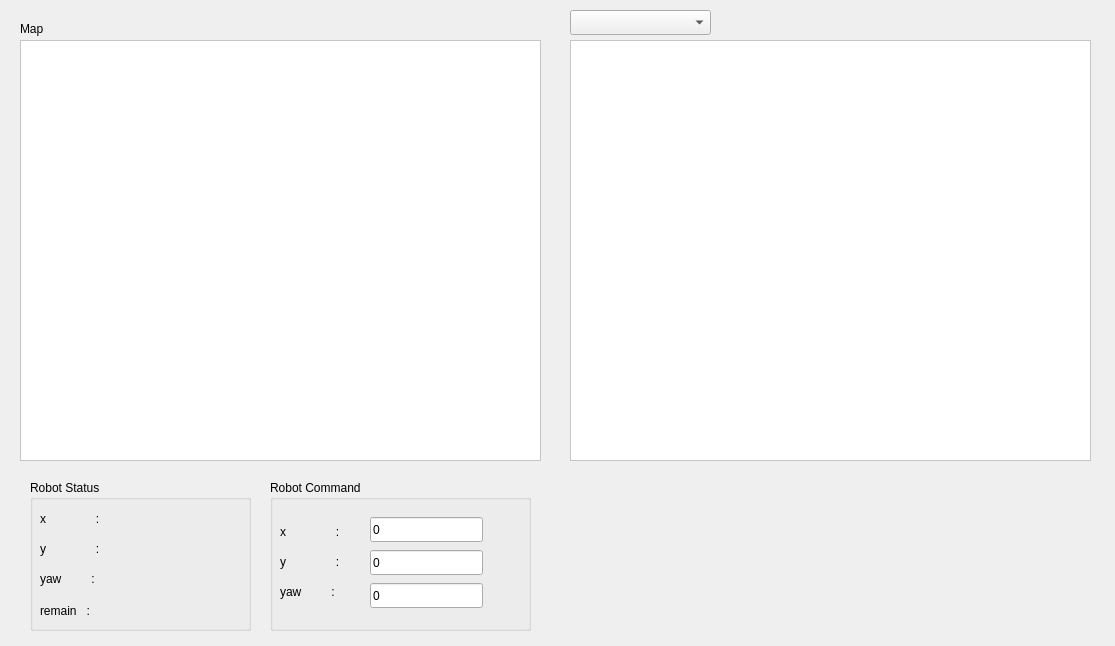
Qt form src/makne_ui/makne_ui/ui/admin_service.ui (aris-RoMI/MakNe-repo) before a commit.
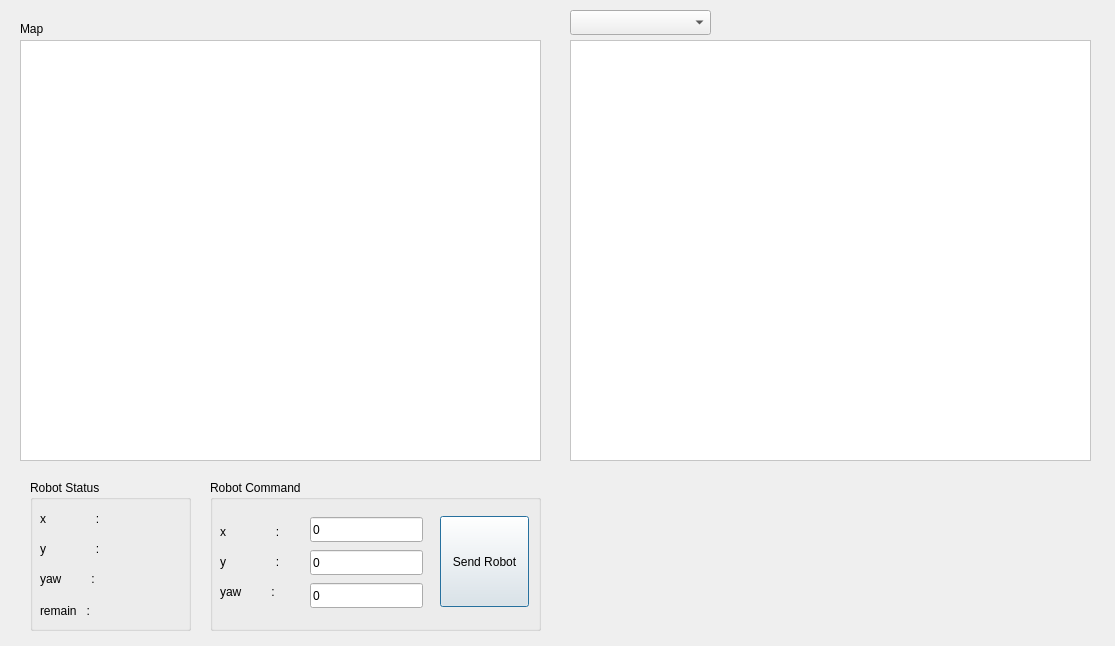
The same form after that commit.

```diff
--- a/src/makne_ui/makne_ui/ui/admin_service.ui
+++ b/src/makne_ui/makne_ui/ui/admin_service.ui
@@ -79,7 +79,7 @@
     <rect>
      <x>30</x>
      <y>480</y>
-     <width>221</width>
+     <width>161</width>
      <height>151</height>
     </rect>
    </property>
@@ -206,9 +206,9 @@
   <widget class="QGroupBox" name="groupBox_2">
    <property name="geometry">
     <rect>
-     <x>270</x>
+     <x>210</x>
      <y>480</y>
-     <width>261</width>
+     <width>331</width>
      <height>151</height>
     </rect>
    </property>
@@ -293,6 +293,19 @@
      <string>0</string>
     </property>
    </widget>
+   <widget class="QPushButton" name="sendRobotBtn">
+    <property name="geometry">
+     <rect>
+      <x>230</x>
+      <y>36</y>
+      <width>89</width>
+      <height>91</height>
+     </rect>
+    </property>
+    <property name="text">
+     <string>Send Robot</string>
+    </property>
+   </widget>
   </widget>
  </widget>
  <resources/>
```
